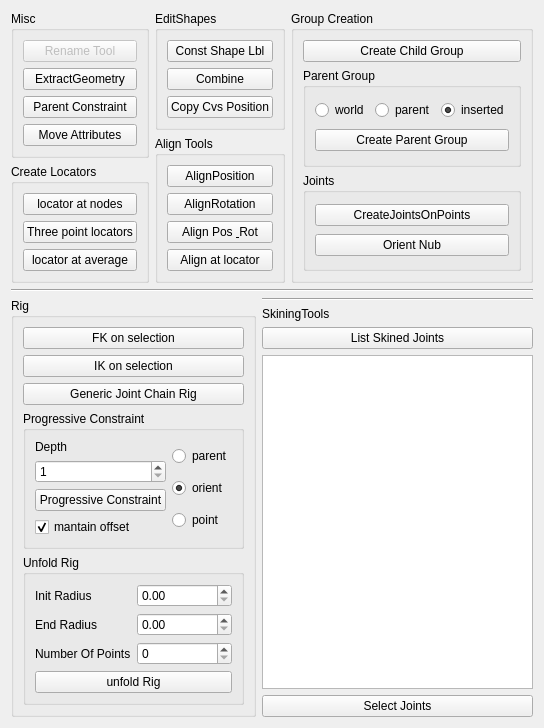
This is Tools/Resources/UI_RigTools.ui in rendermotion/RMPY as Qt 5 draws it before an edit. The edited form follows.
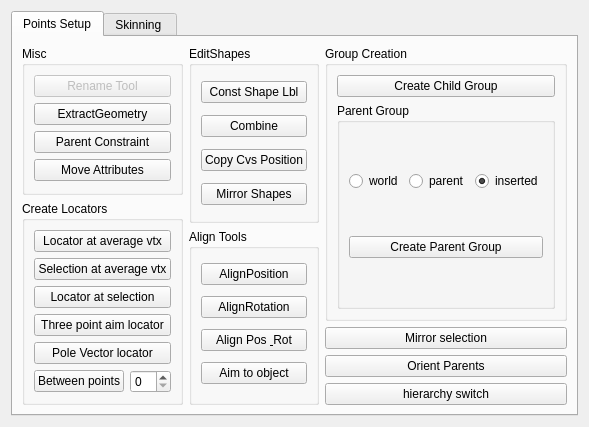
This is the edited form.

Commit message:
Start updating the tools
rebuild all and configure to work with my maya 2018, rebuild to qt5, no more qt4 support

```diff
--- a/Tools/Resources/UI_RigTools.ui
+++ b/Tools/Resources/UI_RigTools.ui
@@ -6,17 +6,25 @@
    <rect>
     <x>0</x>
     <y>0</y>
-    <width>517</width>
-    <height>698</height>
+    <width>577</width>
+    <height>419</height>
    </rect>
   </property>
   <property name="windowTitle">
    <string>Form</string>
   </property>
+  <layout class="QHBoxLayout" name="horizontalLayout_9">
+   <item>
+    <widget class="QTabWidget" name="tabWidget">
+     <property name="currentIndex">
+      <number>0</number>
+     </property>
+     <widget class="QWidget" name="tab">
+      <attribute name="title">
+       <string>Points Setup</string>
+      </attribute>
   <layout class="QVBoxLayout" name="verticalLayout_13">
    <item>
-    <layout class="QVBoxLayout" name="verticalLayout_6">
-     <item>
       <layout class="QHBoxLayout" name="horizontalLayout">
        <item>
         <layout class="QVBoxLayout" name="verticalLayout_17">
@@ -69,10 +77,27 @@
             <string>Create Locators</string>
            </property>
            <layout class="QVBoxLayout" name="verticalLayout_14">
+              <item>
+               <widget class="QPushButton" name="locator_at_average_btn">
+                <property name="toolTip">
+                 <string>select some vertex or objects and a locator will be created at the average position</string>
+                </property>
+                <property name="text">
+                 <string>Locator at average vtx</string>
+                </property>
+               </widget>
+              </item>
+              <item>
+               <widget class="QPushButton" name="pushButton">
+                <property name="text">
+                 <string>Selection at average vtx</string>
+                </property>
+               </widget>
+              </item>
             <item>
              <widget class="QPushButton" name="create_locators_at_nodes_btn">
               <property name="text">
-               <string>locator at nodes</string>
+                 <string>Locator at selection</string>
               </property>
              </widget>
             </item>
@@ -82,19 +107,30 @@
                <string>select tree points or vertices a locator will be created over the first element, aiming to the second one, and using the third as up vector.</string>
               </property>
               <property name="text">
-               <string>Three point locators</string>
+                 <string>Three point aim locator</string>
               </property>
              </widget>
             </item>
             <item>
-             <widget class="QPushButton" name="locator_at_average_btn">
-              <property name="toolTip">
-               <string>select some vertex or objects and a locator will be created at the average position</string>
-              </property>
+               <widget class="QPushButton" name="pushButton_3">
+                <property name="text">
+                 <string>Pole Vector locator</string>
+                </property>
+               </widget>
+              </item>
+              <item>
+               <layout class="QHBoxLayout" name="horizontalLayout_2">
+                <item>
+                 <widget class="QPushButton" name="points_between_btn">
               <property name="text">
-               <string>locator at average</string>
-              </property>
-             </widget>
+                   <string>Between points</string>
+                  </property>
+                 </widget>
+                </item>
+                <item>
+                 <widget class="QSpinBox" name="spinBox"/>
+                </item>
+               </layout>
             </item>
            </layout>
           </widget>
@@ -130,6 +166,13 @@
               </property>
              </widget>
             </item>
+              <item>
+               <widget class="QPushButton" name="pushButton_2">
+                <property name="text">
+                 <string>Mirror Shapes</string>
+                </property>
+               </widget>
+              </item>
            </layout>
            <zorder>SCCombineButton</zorder>
            <zorder>ConstShapeLblBtn</zorder>
@@ -169,7 +212,7 @@
                <string>select two objects the first will point to the second one, if you select three, the third object will be the up vector</string>
               </property>
               <property name="text">
-               <string>Align at locator</string>
+                 <string>Aim to object</string>
               </property>
              </widget>
             </item>
@@ -178,6 +221,8 @@
          </item>
         </layout>
        </item>
+         <item>
+          <layout class="QVBoxLayout" name="verticalLayout_6">
        <item>
         <widget class="QGroupBox" name="GroupsGroupBox">
          <property name="title">
@@ -235,215 +280,47 @@
             </layout>
            </widget>
           </item>
-          <item>
-           <widget class="QGroupBox" name="JointsGroupBox">
-            <property name="title">
-             <string>Joints</string>
-            </property>
-            <layout class="QVBoxLayout" name="verticalLayout_8">
-             <item>
-              <widget class="QPushButton" name="JointsOnPoints">
-               <property name="text">
-                <string>CreateJointsOnPoints</string>
-               </property>
-              </widget>
-             </item>
-             <item>
-              <widget class="QPushButton" name="OrientNubButton">
-               <property name="text">
-                <string>Orient Nub</string>
-               </property>
-              </widget>
-             </item>
             </layout>
            </widget>
           </item>
-         </layout>
-        </widget>
-       </item>
-      </layout>
-     </item>
      <item>
-      <widget class="Line" name="line">
-       <property name="orientation">
-        <enum>Qt::Horizontal</enum>
-       </property>
-      </widget>
-     </item>
-     <item>
-      <layout class="QHBoxLayout" name="horizontalLayout_2">
-       <item>
-        <widget class="QGroupBox" name="RigGroupBox">
-         <property name="title">
-          <string>Rig</string>
-         </property>
-         <layout class="QVBoxLayout" name="verticalLayout_2">
-          <item>
-           <widget class="QPushButton" name="FKOnSelection">
-            <property name="toolTip">
-             <string>Select some locators in order to create an FK Control</string>
-            </property>
-            <property name="text">
-             <string>FK on selection</string>
-            </property>
-           </widget>
-          </item>
-          <item>
-           <widget class="QPushButton" name="IKOnSelection">
-            <property name="toolTip">
-             <string>Select some locators in order to create an FK Control</string>
-            </property>
-            <property name="text">
-             <string>IK on selection</string>
-            </property>
-           </widget>
-          </item>
-          <item>
-           <widget class="QPushButton" name="GenericJointChainRigBtn">
-            <property name="text">
-             <string>Generic Joint Chain Rig</string>
-            </property>
-           </widget>
-          </item>
-          <item>
-           <widget class="QGroupBox" name="groupBox_3">
-            <property name="title">
-             <string>Progressive Constraint</string>
-            </property>
-            <layout class="QHBoxLayout" name="horizontalLayout_5">
-             <item>
-              <layout class="QVBoxLayout" name="MainProgresiveLayout">
-               <item>
-                <widget class="QLabel" name="label">
-                 <property name="text">
-                  <string>Depth</string>
-                 </property>
-                </widget>
-               </item>
-               <item>
-                <widget class="QSpinBox" name="ProgressiveDepthSpinBox">
-                 <property name="minimum">
-                  <number>1</number>
-                 </property>
-                 <property name="value">
-                  <number>1</number>
-                 </property>
-                </widget>
-               </item>
-               <item>
-                <widget class="QPushButton" name="ProgressiveConstraintButton">
-                 <property name="text">
-                  <string>Progressive Constraint</string>
-                 </property>
-                </widget>
-               </item>
-               <item>
-                <widget class="QCheckBox" name="mantainOffsetChk">
-                 <property name="text">
-                  <string>mantain offset</string>
-                 </property>
-                 <property name="checked">
-                  <bool>true</bool>
-                 </property>
-                </widget>
-               </item>
-              </layout>
-             </item>
-             <item>
-              <layout class="QVBoxLayout" name="ProgressiveTypeLayout">
-               <item>
-                <widget class="QRadioButton" name="CnstParentRadio">
-                 <property name="text">
-                  <string>parent</string>
-                 </property>
-                </widget>
-               </item>
-               <item>
-                <widget class="QRadioButton" name="CnstOrientRadio">
-                 <property name="text">
-                  <string>orient</string>
-                 </property>
-                 <property name="checked">
-                  <bool>true</bool>
-                 </property>
-                </widget>
-               </item>
-               <item>
-                <widget class="QRadioButton" name="CnstPointRadio">
-                 <property name="text">
-                  <string>point</string>
-                 </property>
-                </widget>
-               </item>
-              </layout>
-             </item>
-            </layout>
-           </widget>
-          </item>
-          <item>
-           <widget class="QGroupBox" name="unfoldRigGrpBox">
-            <property name="title">
-             <string>Unfold Rig</string>
-            </property>
             <layout class="QVBoxLayout" name="verticalLayout_5">
              <item>
-              <layout class="QVBoxLayout" name="verticalLayout_12">
-               <item>
-                <layout class="QHBoxLayout" name="horizontalLayout_4">
-                 <item>
-                  <widget class="QLabel" name="initRadiusLbl">
+              <widget class="QPushButton" name="mirror_selection_btn">
                    <property name="text">
-                    <string>Init Radius</string>
+                <string>Mirror selection</string>
                    </property>
                   </widget>
                  </item>
                  <item>
-                  <widget class="QDoubleSpinBox" name="initRadiusSpnBx"/>
-                 </item>
-                </layout>
-               </item>
-               <item>
-                <layout class="QHBoxLayout" name="horizontalLayout_6">
-                 <item>
-                  <widget class="QLabel" name="endRadiusLbl">
+              <widget class="QPushButton" name="orient_parents_btn">
                    <property name="text">
-                    <string>End Radius</string>
+                <string>Orient Parents</string>
                    </property>
                   </widget>
                  </item>
                  <item>
-                  <widget class="QDoubleSpinBox" name="endRadiusSpnBx"/>
-                 </item>
-                </layout>
-               </item>
-               <item>
-                <layout class="QHBoxLayout" name="horizontalLayout_7">
-                 <item>
-                  <widget class="QLabel" name="numberOfPointsLbl">
+              <widget class="QPushButton" name="pushButton_4">
                    <property name="text">
-                    <string>Number Of Points</string>
+                <string>hierarchy switch</string>
                    </property>
                   </widget>
                  </item>
-                 <item>
-                  <widget class="QSpinBox" name="NumberOfPointsSpnBx"/>
-                 </item>
-                </layout>
-               </item>
-               <item>
-                <widget class="QPushButton" name="unfoldRigBtn">
-                 <property name="text">
-                  <string>unfold Rig</string>
-                 </property>
-                </widget>
-               </item>
+            </layout>
+           </item>
               </layout>
              </item>
             </layout>
-           </widget>
           </item>
          </layout>
         </widget>
+     <widget class="QWidget" name="tab_2">
+      <attribute name="title">
+       <string>Skinning </string>
+      </attribute>
+      <layout class="QHBoxLayout" name="horizontalLayout_10">
+       <item>
+        <layout class="QHBoxLayout" name="horizontalLayout_3"/>
        </item>
        <item>
         <layout class="QVBoxLayout" name="verticalLayout_3">
@@ -469,7 +346,14 @@
           </widget>
          </item>
          <item>
-          <widget class="QListWidget" name="listWidget"/>
+          <widget class="QListWidget" name="listWidget">
+           <property name="sizePolicy">
+            <sizepolicy hsizetype="Preferred" vsizetype="Preferred">
+             <horstretch>0</horstretch>
+             <verstretch>0</verstretch>
+            </sizepolicy>
+           </property>
+          </widget>
          </item>
          <item>
           <widget class="QPushButton" name="SelectJoints">
@@ -478,11 +362,24 @@
            </property>
           </widget>
          </item>
-        </layout>
+         <item>
+          <spacer name="verticalSpacer_2">
+           <property name="orientation">
+            <enum>Qt::Vertical</enum>
+           </property>
+           <property name="sizeHint" stdset="0">
+            <size>
+             <width>20</width>
+             <height>40</height>
+            </size>
+           </property>
+          </spacer>
        </item>
       </layout>
      </item>
     </layout>
+     </widget>
+    </widget>
    </item>
   </layout>
  </widget>
```
Left out of the diff: 6 changed lines with no effect on the pictures. Lines whose indentation alone changed are shown as unchanged. The commit also changes 17 other files.
